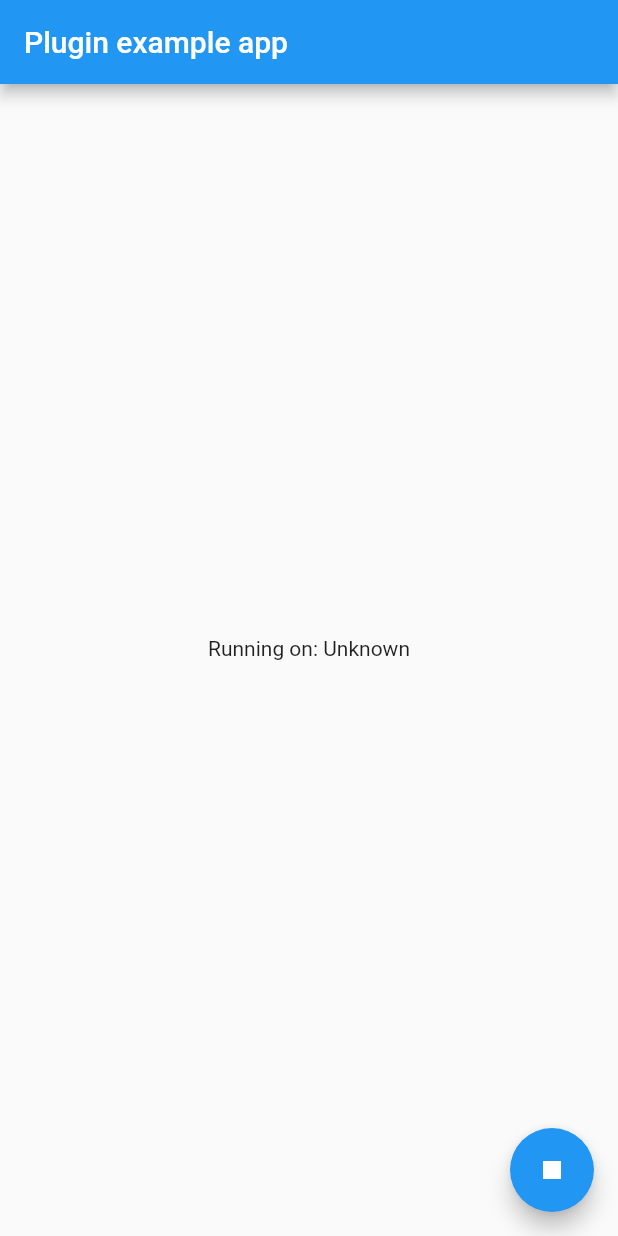
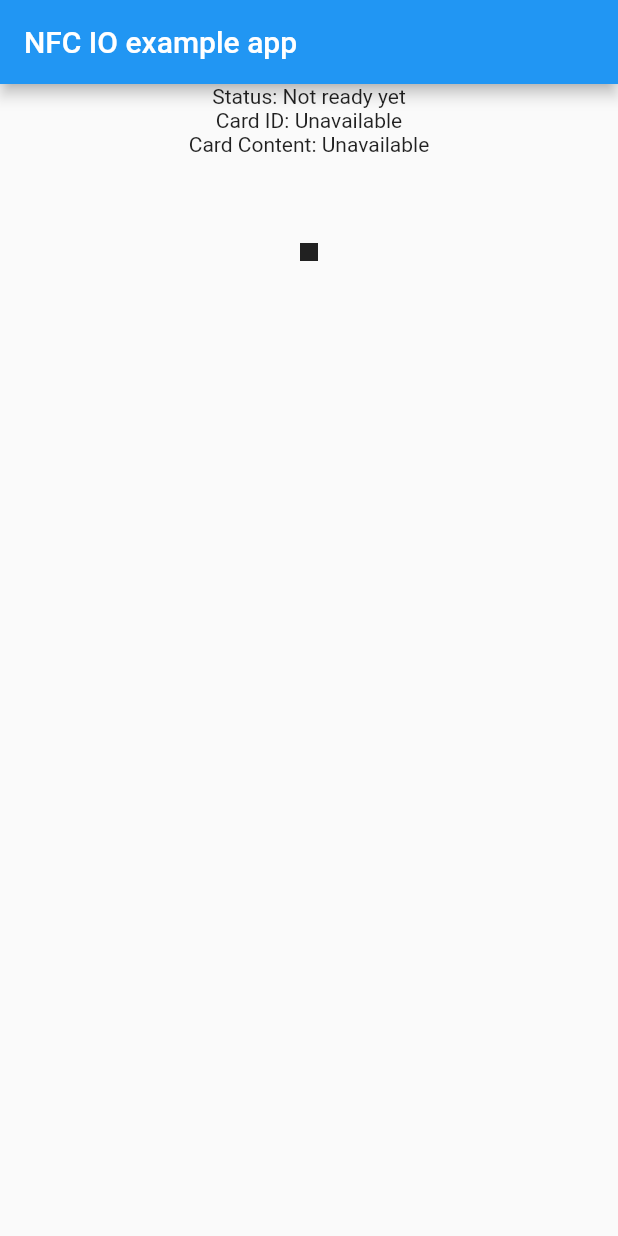
Before and after one commit to agent306/nfc_io, a Flutter app: the screen it shows after launch, after a tap on the "play arrow" icon, on a phone screen of 412 x 824 dp. Run offline on Flutter 3.47's test engine with Material 2 defaults, Android fonts, the phone set to English and light mode, and no system bars.

Commit message:
updated example

```diff
--- a/example/lib/main.dart
+++ b/example/lib/main.dart
@@ -1,7 +1,6 @@
+import 'dart:async';
 import 'package:flutter/material.dart';
-import 'dart:async';
 
-import 'package:flutter/services.dart';
 import 'package:nfc_io/nfc_io.dart';
 
 void main() => runApp(MyApp());
@@ -13,64 +12,50 @@ class MyApp extends StatefulWidget {
 
 class _MyAppState extends State<MyApp> {
   bool isReading = false;
+  NfcData data;
   StreamSubscription _subscription;
-  String _platformVersion = 'Unknown';
-
-  @override
-  void initState() {
-    super.initState();
-    initPlatformState();
-  }
-
-  // Platform messages are asynchronous, so we initialize in an async method.
-  Future<void> initPlatformState() async {
-    String platformVersion;
-    // Platform messages may fail, so we use a try/catch PlatformException.
-    try {
-      platformVersion = await NfcIo.platformVersion;
-    } on PlatformException {
-      platformVersion = 'Failed to get platform version.';
-    }
-
-    // If the widget was removed from the tree while the asynchronous platform
-    // message was in flight, we want to discard the reply rather than calling
-    // setState to update our non-existent appearance.
-    if (!mounted) return;
-
-    setState(() {
-      _platformVersion = platformVersion;
-    });
-  }
 
   @override
   Widget build(BuildContext context) {
     return MaterialApp(
       home: Scaffold(
         appBar: AppBar(
-          title: const Text('Plugin example app'),
+          title: const Text('NFC IO example app'),
         ),
         body: Center(
-          child: Text('Running on: $_platformVersion\n'),
+          child: Column(
+            children: <Widget>[
+              Text('Status: ${data?.status ?? "Not ready yet"}'),
+              Text('Card ID: ${data?.id ?? "Unavailable"}'),
+              Text('Card Content: ${data?.content ?? "Unavailable"}'),
+              SizedBox(
+                height: 40,
               ),
-        floatingActionButton: FloatingActionButton(
+              RawMaterialButton(
                 child: Icon(isReading ? Icons.stop : Icons.play_arrow),
                 onPressed: () async {
-            print("button press");
                   if (!isReading) {
                     _subscription = NfcIo.startReading.listen((data) {
-                print(data);
+                      setState(() {
+                        this.data = data;
+                      });
                     });
                   } else {
                     if (_subscription != null) {
                       _subscription.cancel();
                       var result = await NfcIo.stopReading;
-                print(result);
+                      setState(() {
+                        this.data = result;
+                      });
                     }
                   }
                   setState(() {
                     isReading = !isReading;
                   });
                 },
+              )
+            ],
+          ),
         ),
       ),
     );
```
Lines whose indentation alone changed are shown as unchanged.
